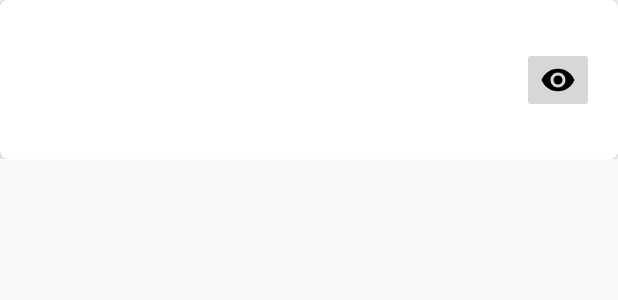
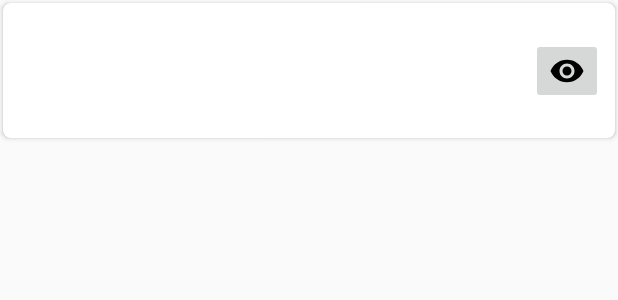
Before and after one commit to derubioo/AndriisAndroidTestApp, an Android app: the layout item_row.xml on its own in the app's theme, with its tools: preview values and no code run, on a phone screen of 412 x 824 dp. Shown: the top 300 px of the screen. Run offline under Robolectric (Android 15) with nearby library versions, the phone set to English and light mode, and no system bars.

Commit message:
Added spacing between cards

```diff
--- a/app/src/main/java/com/example/andriispasswordmanager/Adapter.kt
+++ b/app/src/main/java/com/example/andriispasswordmanager/Adapter.kt
@@ -1,6 +1,7 @@
 package com.example.andriispasswordmanager
 
 import android.content.Context
+import android.support.v7.widget.CardView
 import android.support.v7.widget.RecyclerView
 import android.view.LayoutInflater
 import android.view.View
@@ -18,14 +19,14 @@ class Adapter(context: Context) :
     // Complex data items may need more than one view per item, and
     // you provide access to all the views for a data item in a view holder.
     // Each data item is just a string in this case that is shown in a TextView.
-    class MyViewHolder(val itemRowView: LinearLayout) : RecyclerView.ViewHolder(itemRowView)
+    class MyViewHolder(val itemRowView: CardView) : RecyclerView.ViewHolder(itemRowView)
 
     // Create new views (invoked by the layout manager)
     override fun onCreateViewHolder(parent: ViewGroup,
                                     viewType: Int): Adapter.MyViewHolder {
         // create a new view
         val itemRowView = LayoutInflater.from(parent.context)
-            .inflate(R.layout.item_row, parent, false) as LinearLayout
+            .inflate(R.layout.item_row, parent, false) as CardView
         // set the view's size, margins, paddings and layout parameters
 
         return MyViewHolder(itemRowView)
--- a/app/src/main/java/com/example/andriispasswordmanager/MainActivity.kt
+++ b/app/src/main/java/com/example/andriispasswordmanager/MainActivity.kt
@@ -43,6 +43,8 @@ class MainActivity : AppCompatActivity(), CoroutineScope {
         viewManager = LinearLayoutManager(this@MainActivity)
         viewAdapter = Adapter(this@MainActivity)
         recyclerView = findViewById<RecyclerView>(R.id.my_recycler_view).apply {
+            // Add spacing at the bottom of list items.
+            //addItemDecoration(SpacingDecorator(Utils.dpToPx(applicationContext, R.dimen.accounts_list_items_spacing)))
             // use this setting to improve performance if you know that changes
             // in content do not change the layout size of the RecyclerView
             //setHasFixedSize(true)
@@ -50,8 +52,6 @@ class MainActivity : AppCompatActivity(), CoroutineScope {
             layoutManager = viewManager
             // specify an viewAdapter (see also next example)
             adapter = viewAdapter
-            // Add spacing at the bottom of list items.
-            //addItemDecoration(SpacingDecorator(Utils.dpToPx(applicationContext, R.dimen.accounts_list_items_spacing)))
         }
 
         accountsViewModel.allAccounts.observe(this@MainActivity, Observer { accounts ->
--- a/app/src/main/res/layout/item_row.xml
+++ b/app/src/main/res/layout/item_row.xml
@@ -1,21 +1,17 @@
 <?xml version="1.0" encoding="utf-8"?>
-<LinearLayout xmlns:android="http://schemas.android.com/apk/res/android"
+<android.support.v7.widget.CardView
+    xmlns:android="http://schemas.android.com/apk/res/android"
     xmlns:app="http://schemas.android.com/apk/res-auto"
     android:layout_width="match_parent"
     android:layout_height="wrap_content"
+    android:layout_margin="@dimen/card_view_layout_margin"
+    app:cardCornerRadius="@dimen/card_view_corner_radius"
+    app:cardElevation="@dimen/card_view_elevation"
     android:id="@+id/item_row">
-    <android.support.v7.widget.CardView
-            android:layout_width="match_parent"
-            android:layout_height="match_parent"
-            app:cardCornerRadius="@dimen/accounts_list_items_spacing"
-            app:cardElevation="@dimen/card_view_elevation"
-            android:id="@+id/item_card_view">
+
     <android.support.constraint.ConstraintLayout
             android:layout_width="match_parent"
-                android:layout_height="match_parent"
-                android:layout_marginEnd="@dimen/small_margin"
-                android:layout_marginBottom="@dimen/small_margin"
-                android:layout_marginTop="@dimen/small_margin">
+            android:layout_height="match_parent">
 
         <ImageButton
                 android:layout_width="wrap_content"
@@ -69,5 +65,3 @@
                 app:layout_constraintVertical_bias="1.0"/>
     </android.support.constraint.ConstraintLayout>
 </android.support.v7.widget.CardView>
-
-</LinearLayout>
--- a/app/src/main/res/values/dimens.xml
+++ b/app/src/main/res/values/dimens.xml
@@ -1,6 +1,7 @@
 <resources>
-    <dimen name="accounts_list_items_spacing">5dp</dimen>
-    <dimen name="card_view_elevation">3dp</dimen>
+    <dimen name="card_view_corner_radius">5dp</dimen>
+    <dimen name="card_view_elevation">2dp</dimen>
+    <dimen name="card_view_layout_margin">2dp</dimen>
     <dimen name="small_margin">8dp</dimen>
     <dimen name="medium_margin">16dp</dimen>
     <dimen name="big_margin">24dp</dimen>
```
Lines whose indentation alone changed are shown as unchanged.
